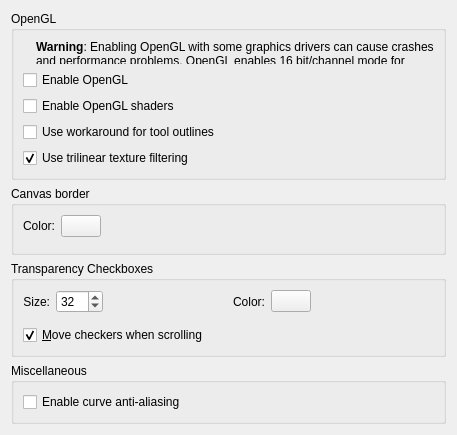
This is krita/ui/forms/wdgdisplaysettings.ui in KDE/krita as Qt 5 draws it before an edit. The edited form follows.
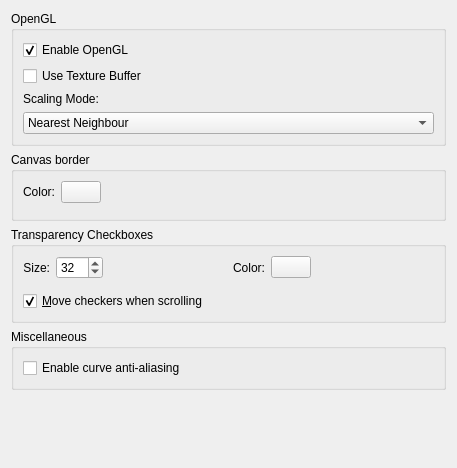
This is the edited form. Custom widgets are drawn as their Qt base class.

Diff of the .ui file:
```diff
--- a/krita/ui/forms/wdgdisplaysettings.ui
+++ b/krita/ui/forms/wdgdisplaysettings.ui
@@ -7,7 +7,7 @@
     <x>0</x>
     <y>0</y>
     <width>457</width>
-    <height>435</height>
+    <height>468</height>
    </rect>
   </property>
   <property name="sizePolicy">
@@ -177,75 +177,52 @@
       <string>OpenGL</string>
      </property>
      <layout class="QGridLayout">
+      <item row="2" column="0">
+       <widget class="QCheckBox" name="chkUseTextureBuffer">
+        <property name="toolTip">
+         <string>&lt;html&gt;&lt;head/&gt;&lt;body&gt;&lt;p&gt;Use Texture Buffering. This can be faster on some GPU/Driver combinations (like Intel) or broken on some others (like AMD/Radeon).&lt;/p&gt;&lt;/body&gt;&lt;/html&gt;</string>
+        </property>
+        <property name="text">
+         <string>Use Texture Buffer</string>
+        </property>
+       </widget>
+      </item>
       <item row="0" column="0">
-       <layout class="QHBoxLayout" name="horizontalLayout" stretch="0,1">
-        <item>
-         <widget class="QLabel" name="labelWarning">
-          <property name="text">
-           <string/>
-          </property>
-         </widget>
-        </item>
-        <item>
-         <widget class="QLabel" name="label_2">
-          <property name="toolTip">
-           <string>&lt;html&gt;
-&lt;p&gt;&lt;b&gt;Note:&lt;/b&gt; this is the same thing as the &quot;incremental&quot; option in the Krita 1.6 freehand tool options.&lt;/p&gt;&lt;/html&gt;</string>
-          </property>
-          <property name="text">
-           <string>&lt;!DOCTYPE HTML PUBLIC &quot;-//W3C//DTD HTML 4.0//EN&quot; &quot;http://www.w3.org/TR/REC-html40/strict.dtd&quot;&gt;
-&lt;html&gt;&lt;head&gt;&lt;meta name=&quot;qrichtext&quot; content=&quot;1&quot; /&gt;&lt;style type=&quot;text/css&quot;&gt;
-p, li { white-space: pre-wrap; }
-&lt;/style&gt;&lt;/head&gt;&lt;body style=&quot; font-family:'Bitstream Vera Sans'; font-size:9pt; font-weight:400; font-style:normal;&quot;&gt;
-&lt;p style=&quot; margin-top:12px; margin-bottom:12px; margin-left:0px; margin-right:0px; -qt-block-indent:0; text-indent:0px;&quot;&gt;&lt;span style=&quot; font-family:'Ubuntu'; font-weight:600;&quot;&gt;Warning&lt;/span&gt;&lt;span style=&quot; font-family:'Ubuntu';&quot;&gt;: Enabling OpenGL with some graphics drivers can cause crashes and performance problems. OpenGL enables 16 bit/channel mode for some cards and displays.&lt;/span&gt;&lt;/p&gt;&lt;/body&gt;&lt;/html&gt;</string>
-          </property>
-          <property name="textFormat">
-           <enum>Qt::RichText</enum>
-          </property>
-          <property name="wordWrap">
-           <bool>true</bool>
-          </property>
-         </widget>
-        </item>
-       </layout>
-      </item>
-      <item row="1" column="0">
        <widget class="QCheckBox" name="cbUseOpenGL">
         <property name="text">
          <string>Enable OpenGL</string>
         </property>
-       </widget>
-      </item>
-      <item row="3" column="0">
-       <widget class="QCheckBox" name="cbUseOpenGLShaders">
-        <property name="text">
-         <string>Enable OpenGL shaders</string>
+        <property name="checked">
+         <bool>true</bool>
         </property>
        </widget>
       </item>
       <item row="4" column="0">
-       <widget class="QCheckBox" name="cbUseOpenGLToolOutlineWorkaround">
-        <property name="toolTip">
-         <string>This enables a workaround for a bug in Qt. 
-If you experience problems while creating a selection, 
-a shape or with the brush outline, 
-then you can try to enable this.</string>
+       <widget class="QComboBox" name="cmbFilterMode">
+        <property name="currentIndex">
+         <number>0</number>
         </property>
-        <property name="text">
-         <string>Use workaround for tool outlines</string>
-        </property>
+        <item>
+         <property name="text">
+          <string>Nearest Neighbour</string>
+         </property>
+        </item>
+        <item>
+         <property name="text">
+          <string>Bilinear Filtering</string>
+         </property>
+        </item>
+        <item>
+         <property name="text">
+          <string>Trilinear Filtering</string>
+         </property>
+        </item>
        </widget>
       </item>
-      <item row="5" column="0">
-       <widget class="QCheckBox" name="cbUseOpenGLTrilinearFiltering">
-        <property name="toolTip">
-         <string>Use trilinear filtering when zooming. Disabling this may improve painting performance.</string>
-        </property>
+      <item row="3" column="0">
+       <widget class="QLabel" name="label">
         <property name="text">
-         <string>Use trilinear texture filtering</string>
-        </property>
-        <property name="checked">
-         <bool>true</bool>
+         <string>Scaling Mode:</string>
         </property>
        </widget>
       </item>
```
